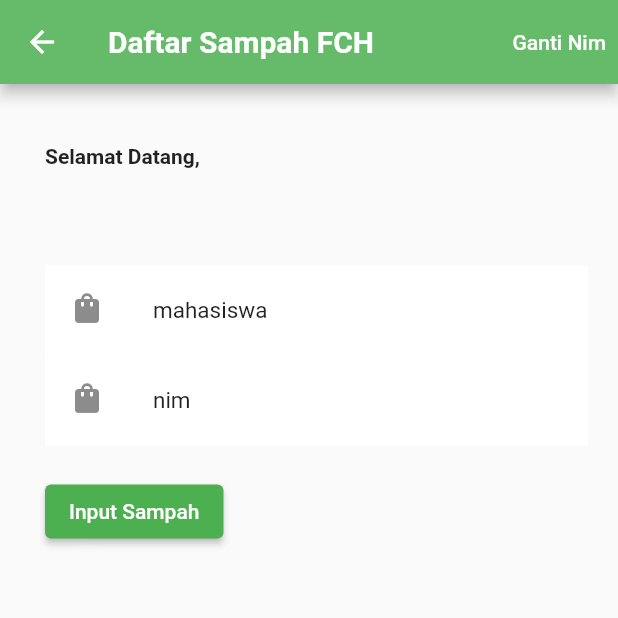
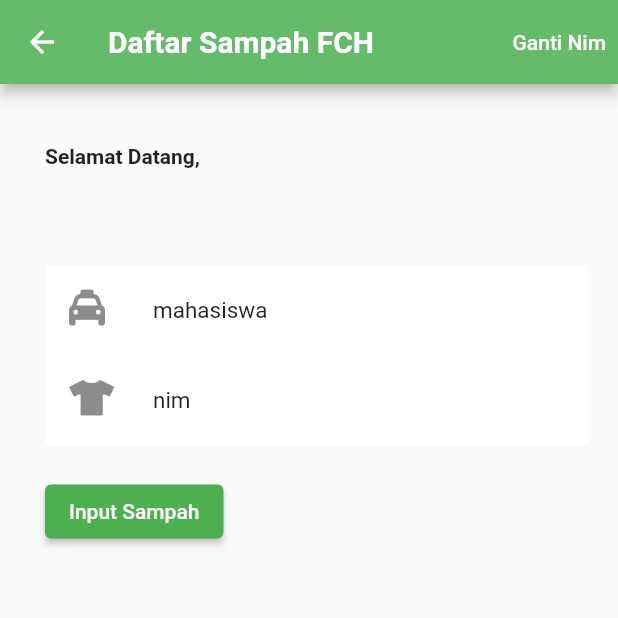
Before and after one commit to adrianuscharlie/flutter-auditsampah-usd, a Flutter app: the Home screen opened directly with empty values, on a phone screen of 412 x 824 dp, the top half of it. Run offline on Flutter 3.47's test engine with Material 2 defaults, Android fonts, the phone set to English and light mode, and no system bars; our stand-ins replace cloud_firestore, firebase_core, flutter_spinkit, fluttericon, shared_preferences; accounts and stored records are empty.

```diff
--- a/lib/screen/Home.dart
+++ b/lib/screen/Home.dart
@@ -8,6 +8,10 @@ import 'package:cloud_firestore/cloud_firestore.dart';
 import 'package:shared_preferences/shared_preferences.dart';
 import 'package:flutter_spinkit/flutter_spinkit.dart';
 import './Login.dart';
+import 'package:fluttericon/font_awesome_icons.dart';
+import 'package:fluttericon/font_awesome5_icons.dart';
+import 'package:fluttericon/entypo_icons.dart';
+import 'package:fluttericon/iconic_icons.dart';
 
 class Home extends StatefulWidget {
   final VoidCallback logoutMahasiswa;
@@ -19,7 +23,20 @@ class Home extends StatefulWidget {
 }
 
 class _HomeState extends State<Home> {
-  @override
+  List myIcons = const <Widget>[
+    const Icon(FontAwesome.cab),
+    const Icon(FontAwesome5.tshirt),
+    const Icon(FontAwesome.newspaper),
+    const Icon(Entypo.bag),
+    const Icon(FontAwesome5.soap),
+    const Icon(FontAwesome5.leaf),
+    const Icon(Iconic.mobile),
+    const Icon(FontAwesome5.shopping_bag),
+    const Icon(FontAwesome5.wine_bottle),
+    const Icon(FontAwesome.recycle),
+    const Icon(FontAwesome.food),
+  ];
+
   Widget build(BuildContext context) {
     try {
       return StreamBuilder(
@@ -32,8 +49,8 @@ class _HomeState extends State<Home> {
             try {
               return Scaffold(
                   body: Container(
-                color: Colors.blueAccent[100],
-                child: SpinKitWave(
+                color: Color(0xFF66BB6A),
+                child: SpinKitCircle(
                   color: Colors.white,
                   size: 50.0,
                 ),
@@ -81,10 +98,6 @@ class _HomeState extends State<Home> {
                     mainAxisAlignment: MainAxisAlignment.center,
                     crossAxisAlignment: CrossAxisAlignment.start,
                     children: [
-                      Column(
-                        mainAxisAlignment: MainAxisAlignment.center,
-                        crossAxisAlignment: CrossAxisAlignment.start,
-                        children: [
                       SizedBox(
                         height: 10.0,
                       ),
@@ -108,9 +121,8 @@ class _HomeState extends State<Home> {
                       SizedBox(
                         height: 20.0,
                       ),
-                        ],
-                      ),
                       ListView.builder(
+                        physics: NeverScrollableScrollPhysics(),
                         shrinkWrap: true,
                         itemCount: kategori.length,
                         itemBuilder: (context, index) {
@@ -118,7 +130,7 @@ class _HomeState extends State<Home> {
                             visualDensity:
                                 VisualDensity(horizontal: 0, vertical: 1),
                             tileColor: Colors.white,
-                            leading: Icon(Icons.shopping_bag_rounded),
+                            leading: myIcons[index],
                             title: Text(
                               kategori[index],
                               style: TextStyle(fontSize: 15.0),
--- a/pubspec.yaml
+++ b/pubspec.yaml
@@ -37,6 +37,7 @@ dependencies:
   cloud_firestore: ^4.4.2
   shared_preferences: ^2.0.17
   flutter_spinkit: ^5.1.0
+  fluttericon: ^2.0.0
 
 dev_dependencies:
   flutter_test:
```
Also changed, not shown: lib/screen/Form.dart (+19 -0 lines), lib/screen/Login.dart (+10 -5 lines), pubspec.lock, 6 other files. Lines whose indentation alone changed are shown as unchanged.
